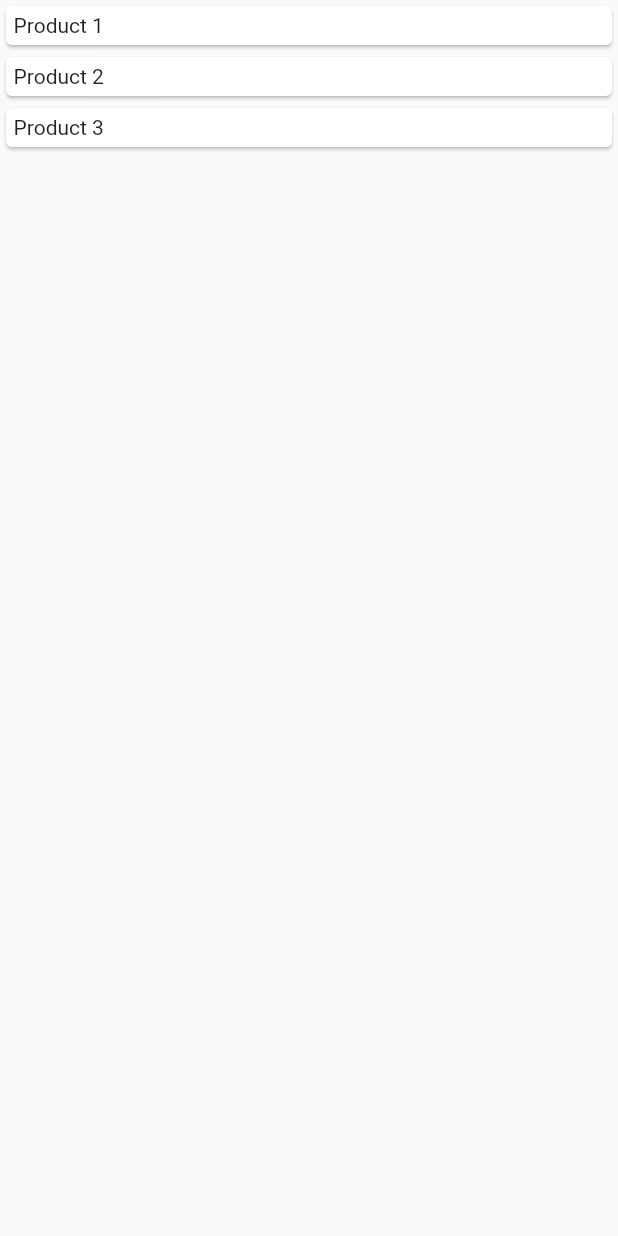
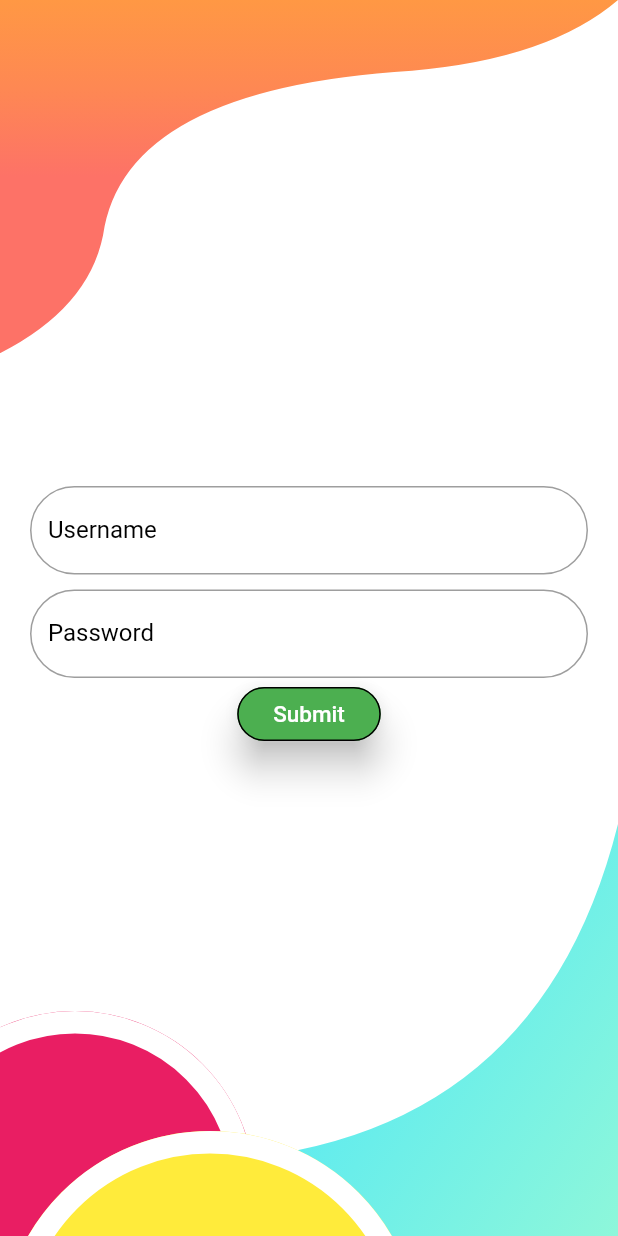
Before and after one commit to Aamer-Ali/get_x_test_app, a Flutter app: the screen it shows after launch, on a phone screen of 412 x 824 dp. Run offline on Flutter 3.47's test engine with Material 2 defaults, Android fonts, the phone set to English and light mode, and no system bars; our stand-ins replace get.

Commit message:
Login page, input field, design done.

```diff
--- /dev/null
+++ b/lib/controller/login_controller.dart
@@ -0,0 +1,6 @@
+import 'package:get/get.dart';
+
+class LoginController extends GetxController {
+  var username = "".obs;
+  var password = "".obs;
+}
--- a/lib/controller/shopping_controller.dart
+++ b/lib/controller/shopping_controller.dart
@@ -3,6 +3,7 @@ import 'package:get_x_test_app/model/products.dart';
 
 class ShoppingController extends GetxController {
   var products = List<Product>().obs;
+  var data = 0.obs;
 
   @override
   void onInit() {
--- /dev/null
+++ b/lib/controller/sidebar_controller.dart
@@ -0,0 +1,5 @@
+import 'package:get/get.dart';
+
+class SideBarController extends GetxController {
+  var isSideBarOpen = false.obs;
+}
--- a/lib/main.dart
+++ b/lib/main.dart
@@ -1,5 +1,13 @@
 import 'package:flutter/material.dart';
-import 'package:get_x_test_app/view/shopping_page.dart';
+import 'package:get/get.dart';
+import 'package:get_x_test_app/controller/sidebar_controller.dart';
+import 'package:get_x_test_app/view/auth_forms/login_page.dart';
+import 'package:get_x_test_app/view/background.dart';
+import 'package:get_x_test_app/view/pages/cart_page.dart';
+import 'package:get_x_test_app/view/pages/shopping_page.dart';
+
+import 'view/sidebar/sidebar.dart';
+import 'view/sidebar/sidebar_layout.dart';
 
 void main() {
   runApp(MyApp());
@@ -10,11 +18,25 @@ class MyApp extends StatelessWidget {
   Widget build(BuildContext context) {
     return MaterialApp(
       title: 'Flutter Demo',
+      home: Stack(children: [
+        Background(),
+        LoginPage(),
+      ]),
+      debugShowCheckedModeBanner: false,
       theme: ThemeData(
-        primarySwatch: Colors.blue,
+        hintColor: Colors.red,
+        primaryColor: Colors.amberAccent,
+        primarySwatch: Colors.amber,
         visualDensity: VisualDensity.adaptivePlatformDensity,
+        inputDecorationTheme: InputDecorationTheme(
+          hintStyle: TextStyle(
+            color: Colors.blue,
+          ),
+          labelStyle: TextStyle(
+            color: Colors.green,
+          ),
+        ),
       ),
-      home: ShoppingPage(),
     );
   }
 }
--- /dev/null
+++ b/lib/view/auth_forms/login_page.dart
@@ -0,0 +1,45 @@
+import 'package:flutter/material.dart';
+import 'package:get_x_test_app/view/common/input_field.dart';
+
+class LoginPage extends StatelessWidget {
+  final _formKey = GlobalKey<FormState>();
+
+  @override
+  Widget build(BuildContext context) {
+    return Center(
+      child: Padding(
+        padding: const EdgeInsets.all(20),
+        child: Form(
+          key: _formKey,
+          child: Column(
+            mainAxisAlignment: MainAxisAlignment.center,
+            children: [
+              InputField("Username", TextInputType.text, false),
+              SizedBox(height: 10),
+              InputField("Password", TextInputType.text, true),
+              RaisedButton(
+                  elevation: 10,
+                  shape: RoundedRectangleBorder(
+                      borderRadius: BorderRadius.circular(20),
+                      side: BorderSide(color: Colors.black)),
+                  child: Padding(
+                    padding: const EdgeInsets.all(8.0),
+                    child: Text(
+                      "Submit",
+                      style: TextStyle(fontSize: 15),
+                    ),
+                  ),
+                  color: Colors.green,
+                  textColor: Colors.white,
+                  onPressed: () {
+                    if (_formKey.currentState.validate()) {
+                      print('Form Filled');
+                    }
+                  }),
+            ],
+          ),
+        ),
+      ),
+    );
+  }
+}
--- /dev/null
+++ b/lib/view/background.dart
@@ -0,0 +1,174 @@
+import 'package:flutter/material.dart';
+
+class Background extends StatelessWidget {
+  @override
+  Widget build(BuildContext context) {
+    return Scaffold(
+      resizeToAvoidBottomPadding: false,
+      backgroundColor: Colors.white,
+      body: Column(
+        children: <Widget>[
+          new Stack(
+            alignment: Alignment.bottomCenter,
+            children: <Widget>[
+              // Image.asset('assets/collaboration.png', width: MediaQuery.of(context).size.width/1.5,),
+              WavyHeader(),
+            ],
+          ),
+          Expanded(
+            child: Container(),
+          ),
+          Stack(
+            alignment: Alignment.bottomLeft,
+            children: <Widget>[
+              WavyFooter(),
+              CirclePink(),
+              CircleYellow(),
+            ],
+          )
+        ],
+      ),
+    );
+  }
+}
+
+const List<Color> orangeGradients = [
+  Color(0xFFFF9844),
+  Color(0xFFFE8853),
+  Color(0xFFFD7267),
+];
+
+const List<Color> aquaGradients = [
+  Color(0xFF5AEAF1),
+  Color(0xFF8EF7DA),
+];
+
+class WavyHeader extends StatelessWidget {
+  @override
+  Widget build(BuildContext context) {
+    return ClipPath(
+      clipper: TopWaveClipper(),
+      child: Container(
+        decoration: BoxDecoration(
+          gradient: LinearGradient(
+              colors: orangeGradients,
+              begin: Alignment.topLeft,
+              end: Alignment.centerLeft),
+        ),
+        height: MediaQuery.of(context).size.height / 3.5,
+      ),
+    );
+  }
+}
+
+class WavyFooter extends StatelessWidget {
+  @override
+  Widget build(BuildContext context) {
+    return ClipPath(
+      clipper: FooterWaveClipper(),
+      child: Container(
+        decoration: BoxDecoration(
+          gradient: LinearGradient(
+              colors: aquaGradients,
+              begin: Alignment.center,
+              end: Alignment.bottomRight),
+        ),
+        height: MediaQuery.of(context).size.height / 3,
+      ),
+    );
+  }
+}
+
+class CirclePink extends StatelessWidget {
+  @override
+  Widget build(BuildContext context) {
+    return Transform.translate(
+      offset: Offset(-70.0, 90.0),
+      child: Material(
+        color: Colors.pink,
+        child: Padding(padding: EdgeInsets.all(120)),
+        shape: CircleBorder(side: BorderSide(color: Colors.white, width: 15.0)),
+      ),
+    );
+  }
+}
+
+class CircleYellow extends StatelessWidget {
+  @override
+  Widget build(BuildContext context) {
+    return Transform.translate(
+      offset: Offset(0.0, 210.0),
+      child: Material(
+        color: Colors.yellow,
+        child: Padding(padding: EdgeInsets.all(140)),
+        shape: CircleBorder(side: BorderSide(color: Colors.white, width: 15.0)),
+      ),
+    );
+  }
+}
+
+class TopWaveClipper extends CustomClipper<Path> {
+  @override
+  Path getClip(Size size) {
+    // This is where we decide what part of our image is going to be visible.
+    var path = Path();
+    path.lineTo(0.0, size.height);
+
+    var firstControlPoint = new Offset(size.width / 7, size.height - 30);
+    var firstEndPoint = new Offset(size.width / 6, size.height / 1.5);
+
+    path.quadraticBezierTo(firstControlPoint.dx, firstControlPoint.dy,
+        firstEndPoint.dx, firstEndPoint.dy);
+
+    var secondControlPoint = Offset(size.width / 5, size.height / 4);
+    var secondEndPoint = Offset(size.width / 1.5, size.height / 5);
+    path.quadraticBezierTo(secondControlPoint.dx, secondControlPoint.dy,
+        secondEndPoint.dx, secondEndPoint.dy);
+
+    var thirdControlPoint =
+        Offset(size.width - (size.width / 9), size.height / 6);
+    var thirdEndPoint = Offset(size.width, 0.0);
+    path.quadraticBezierTo(thirdControlPoint.dx, thirdControlPoint.dy,
+        thirdEndPoint.dx, thirdEndPoint.dy);
+
+    ///move from bottom right to top
+    path.lineTo(size.width, 0.0);
+
+    ///finally close the path by reaching start point from top right corner
+    path.close();
+    return path;
+  }
+
+  @override
+  bool shouldReclip(CustomClipper<Path> oldClipper) => false;
+}
+
+class FooterWaveClipper extends CustomClipper<Path> {
+  @override
+  Path getClip(Size size) {
+    var path = Path();
+    path.moveTo(size.width, 0.0);
+    path.lineTo(size.width, size.height);
+    path.lineTo(0.0, size.height);
+    path.lineTo(0.0, size.height - 60);
+    var secondControlPoint = Offset(size.width - (size.width / 6), size.height);
+    var secondEndPoint = Offset(size.width, 0.0);
+    path.quadraticBezierTo(secondControlPoint.dx, secondControlPoint.dy,
+        secondEndPoint.dx, secondEndPoint.dy);
+
+    return path;
+  }
+
+  @override
+  bool shouldReclip(CustomClipper<Path> oldClipper) => false;
+}
+
+class YellowCircleClipper extends CustomClipper<Rect> {
+  @override
+  Rect getClip(Size size) {
+    return null;
+  }
+
+  @override
+  bool shouldReclip(CustomClipper<Rect> oldClipper) => false;
+}
--- /dev/null
+++ b/lib/view/common/input_field.dart
@@ -0,0 +1,37 @@
+import 'package:flutter/material.dart';
+
+class InputField extends StatelessWidget {
+  var _label;
+  var _type;
+  var _isPassword;
+
+  InputField(this._label, this._type, this._isPassword);
+
+  @override
+  Widget build(BuildContext context) {
+    return Material(
+      color: Colors.white,
+      child: TextFormField(
+        decoration: InputDecoration(
+          labelText: _label,
+          labelStyle: TextStyle(color: Colors.black),
+          border: OutlineInputBorder(
+              borderSide: BorderSide(color: Colors.pinkAccent),
+              borderRadius: BorderRadius.circular(30)),
+        ),
+        keyboardType: _type,
+        obscureText: _isPassword ? true : false,
+        validator: (value) {
+          if (value.isEmpty) {
+            return "Should not be empty";
+          } else {
+            if (_isPassword && value.length < 6) {
+              return "Password Must be at least 6 character";
+            }
+          }
+          return null;
+        },
+      ),
+    );
+  }
+}
--- a/lib/view/shopping_page.dart
+++ /dev/null
@@ -1,41 +0,0 @@
-import 'package:flutter/material.dart';
-import 'package:get/get.dart';
-
-import 'package:get_x_test_app/controller/shopping_controller.dart';
-
-class ShoppingPage extends StatelessWidget {
-  @override
-  Widget build(BuildContext context) {
-    final shoppingController = Get.put(ShoppingController());
-
-    return Scaffold(
-      body: SafeArea(
-        child: Column(
-          children: [
-            Expanded(
-              child: GetX<ShoppingController>(
-                builder: (controller) {
-                  return ListView.builder(
-                    itemCount: controller.products.length,
-                    itemBuilder: (context, index) {
-                      return Card(
-                        child: Padding(
-                          padding: const EdgeInsets.all(5),
-                          child: Row(
-                            children: [
-                              Text(controller.products[index].productName),
-                            ],
-                          ),
-                        ),
-                      );
-                    },
-                  );
-                },
-              ),
-            ),
-          ],
-        ),
-      ),
-    );
-  }
-}
```
Also changed, not shown: lib/view/pages/cart_page.dart (added, +30 -0 lines), lib/view/pages/shopping_page.dart (added, +39 -0 lines), lib/view/sidebar/menu_items.dart (added, +24 -0 lines), lib/view/sidebar/sidebar.dart (added, +65 -0 lines), lib/view/sidebar/sidebar_layout.dart (added, +22 -0 lines).
